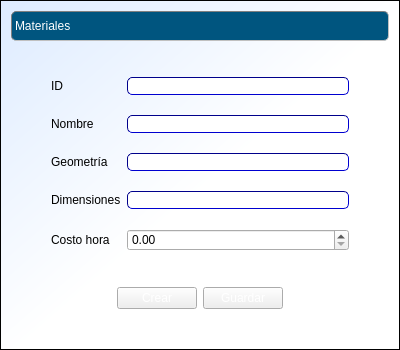
This is cosmec/formulariomateriales.ui in Exxu/cosmec-si as Qt 5 draws it before an edit. The edited form follows.
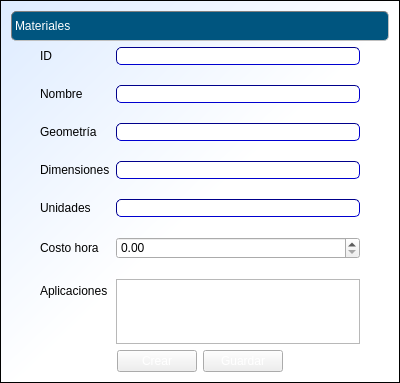
This is the edited form.

Commit message:
agregadas columna aplicaciones en cons y materiales
columna unidades en materiales
agregados criterios de busqueda cotizaciones

```diff
--- a/cosmec/formulariomateriales.ui
+++ b/cosmec/formulariomateriales.ui
@@ -7,7 +7,7 @@
     <x>0</x>
     <y>0</y>
     <width>400</width>
-    <height>350</height>
+    <height>383</height>
    </rect>
   </property>
   <property name="minimumSize">
@@ -166,20 +166,47 @@
        <item row="3" column="1">
         <widget class="QLineEdit" name="lineEdit_4"/>
        </item>
-       <item row="4" column="1">
+       <item row="5" column="1">
         <widget class="QDoubleSpinBox" name="doubleSpinBox">
          <property name="maximum">
           <double>999999999.990000009536743</double>
          </property>
         </widget>
        </item>
-       <item row="4" column="0">
+       <item row="5" column="0">
         <widget class="QLabel" name="label_4">
          <property name="text">
           <string>Costo hora</string>
          </property>
         </widget>
        </item>
+       <item row="6" column="1">
+        <widget class="QPlainTextEdit" name="plainTextEdit">
+         <property name="minimumSize">
+          <size>
+           <width>0</width>
+           <height>40</height>
+          </size>
+         </property>
+        </widget>
+       </item>
+       <item row="6" column="0">
+        <widget class="QLabel" name="label_7">
+         <property name="text">
+          <string>Aplicaciones</string>
+         </property>
+        </widget>
+       </item>
+       <item row="4" column="1">
+        <widget class="QLineEdit" name="lineEdit_5"/>
+       </item>
+       <item row="4" column="0">
+        <widget class="QLabel" name="label_8">
+         <property name="text">
+          <string>Unidades</string>
+         </property>
+        </widget>
+       </item>
       </layout>
      </item>
      <item>
```
The commit also changes 2 other files.
